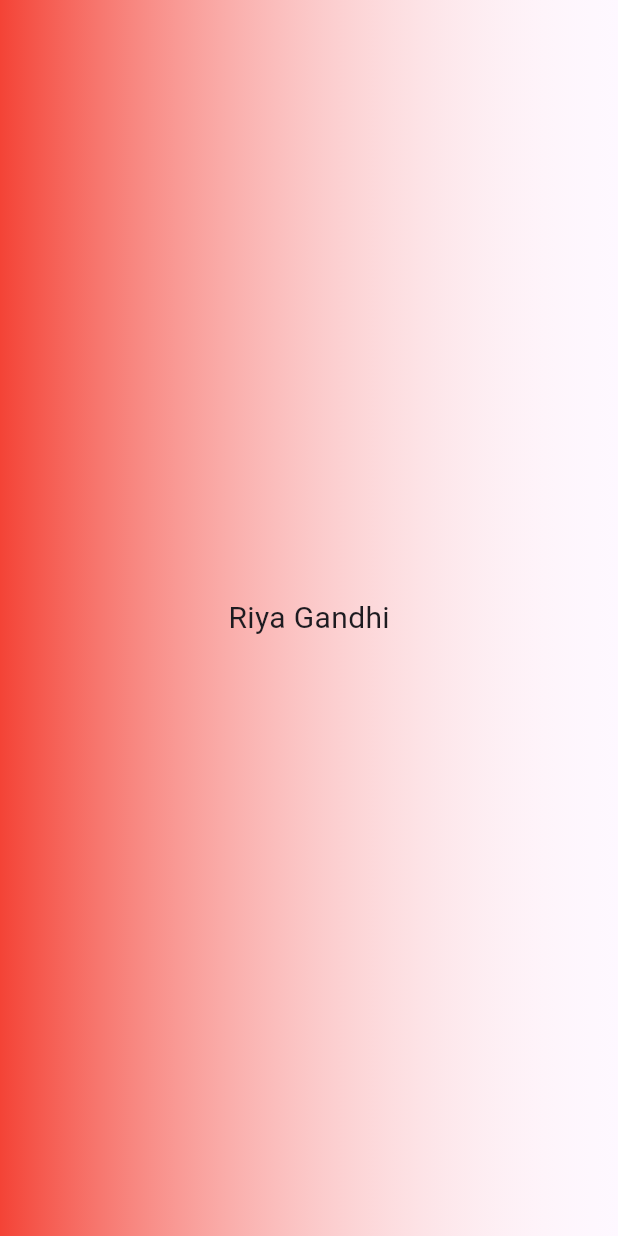
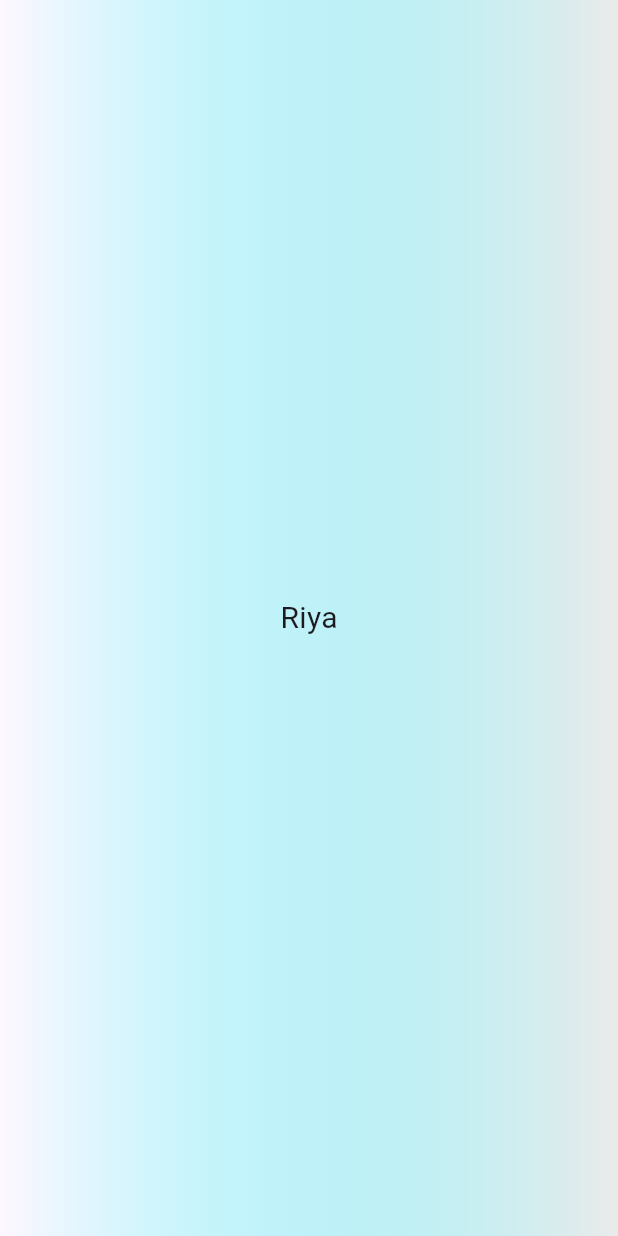
Before and after one commit to riya-gandhi/dice-app-flutter, a Flutter app: the screen it shows after launch, on a phone screen of 412 x 824 dp. Run offline on Flutter 3.47's test engine with Material 3 defaults, Android fonts, the phone set to English and light mode, and no system bars.

```diff
--- /dev/null
+++ b/lib/gradient_container.dart
@@ -0,0 +1,21 @@
+import 'package:flutter/material.dart';
+import 'package:dice_app/styled_text.dart';
+
+class GradientContainer extends StatelessWidget{
+  const GradientContainer({super.key, required this.list});
+
+  final List<Color> list;
+
+  @override
+  Widget build(BuildContext context) {
+    return Container(
+          decoration: BoxDecoration(
+            gradient: LinearGradient(colors: list),
+          ),
+          child: const Center(
+            child: StyledText("Riya")
+          ),
+        );
+  }
+
+}
--- a/lib/main.dart
+++ b/lib/main.dart
@@ -1,31 +1,12 @@
 import 'package:flutter/material.dart';
+import 'package:dice_app/gradient_container.dart';
 
 void main() {
   runApp(
     const MaterialApp(
       home: Scaffold(
-        body: GradientContainer()
+        body: GradientContainer(list: [Color.fromARGB(0, 10, 239, 247), Color.fromARGB(249, 234, 234, 234)],)
       ),
     ),
   );
 }
-
-class GradientContainer extends StatelessWidget{
-  const GradientContainer({super.key});
-
-  @override
-  Widget build(BuildContext context) {
-    return Container(
-          decoration: const BoxDecoration(
-            gradient: LinearGradient(colors: [Colors.red, Colors.white10]),
-          ),
-          child: const Center(
-            child: Text(
-              "Riya Gandhi",
-              style: TextStyle(fontSize: 20),
-            ),
-          ),
-        );
-  }
-
-}
--- /dev/null
+++ b/lib/styled_text.dart
@@ -0,0 +1,15 @@
+import 'package:flutter/material.dart';
+
+class StyledText extends StatelessWidget {
+  const StyledText(this.textdata, {super.key});
+
+  final String textdata;
+
+  @override
+  Widget build(BuildContext context) {
+    return Text(
+      textdata,
+      style: const TextStyle(fontSize: 20),
+    );
+  }
+}
```
